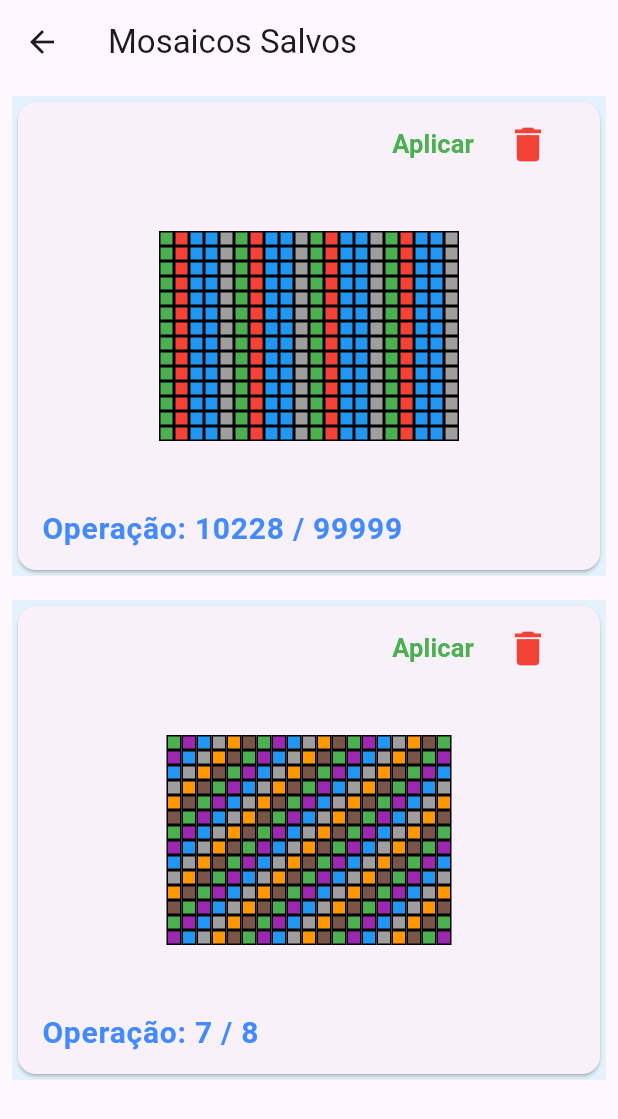
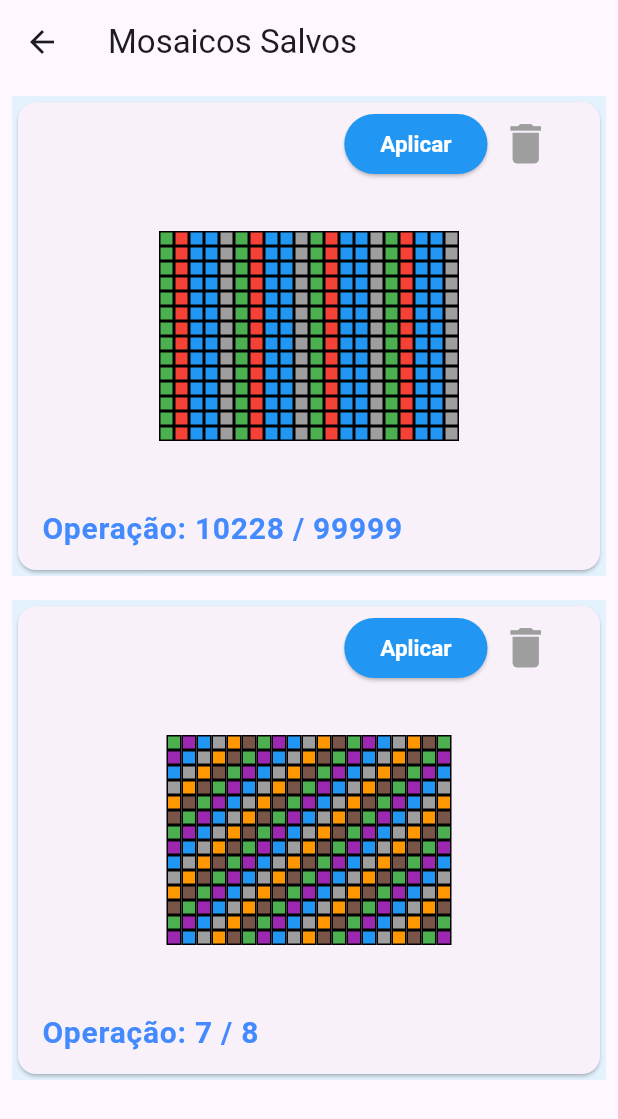
Before and after one commit to SuanneBarbosa/calColorida, a Flutter app: the screen it shows after launch, in the side drawer, after a tap on "Mosaicos Salvos", on a phone screen of 412 x 824 dp. Shown: the top 1119 px of the screen. Run offline on Flutter 3.47's test engine with Material 3 defaults, Android fonts, the phone set to English and light mode, and no system bars; our stand-ins replace decimal, just_audio, shared_preferences.

```diff
--- a/calcolorida_app/lib/user_interface/screens/calculator_screen.dart
+++ b/calcolorida_app/lib/user_interface/screens/calculator_screen.dart
@@ -590,6 +590,8 @@ class _CalculatorScreenState extends State<CalculatorScreen> {
                             await SharedPreferencesService.getInstrument();
                         final duration =
                             await SharedPreferencesService.getNoteDuration();
+                        final digitsPerRow = await SharedPreferencesService
+                            .getMosaicDigitsPerRow();
 
                         setState(() {
                           if (zoom != null) {
@@ -602,6 +604,10 @@ class _CalculatorScreenState extends State<CalculatorScreen> {
                           }
                           if (duration != null) {
                             _noteDurationMs = duration;
+                          }
+                          if (digitsPerRow != null) {
+                            _mosaicDigitsPerRow = digitsPerRow;
+                            _controller.mosaicDigitsPerRow = digitsPerRow;
                           }
                         });
                       },
@@ -694,7 +700,7 @@ class _CalculatorScreenState extends State<CalculatorScreen> {
                 SizedBox(
                   height: MediaQuery.of(context).size.height > 740 &&
                           MediaQuery.of(context).size.width < 1024
-                      ? 350
+                      ? 330
                       : 200,
                   child: MosaicDisplay(
                     result: _controller.isResultDisplayed
@@ -830,10 +836,10 @@ class _CalculatorScreenState extends State<CalculatorScreen> {
               Positioned(
                 top: _isMinimized ? null : 25,
                 bottom: _isMinimized ? 10 : null,
-                 left: MediaQuery.of(context).size.width > 1024
+                left: MediaQuery.of(context).size.width > 1024
                     ? MediaQuery.of(context).size.width * 0.2
                     : 0,
-               right: MediaQuery.of(context).size.width > 1024
+                right: MediaQuery.of(context).size.width > 1024
                     ? MediaQuery.of(context).size.width * 0.2
                     : 0,
                 child: Card(
@@ -1040,7 +1046,7 @@ class _CalculatorScreenState extends State<CalculatorScreen> {
                                 result: _challengeMosaic,
                                 digitColors: digitColors,
                                 decimalPlaces: 400,
-                                digitsPerRow: 19,
+                                digitsPerRow: _mosaicDigitsPerRow,
                                 squareSize:
                                     MediaQuery.of(context).size.width < 400
                                         ? 15.0
--- a/calcolorida_app/lib/user_interface/screens/saved_mosaics_screen.dart
+++ b/calcolorida_app/lib/user_interface/screens/saved_mosaics_screen.dart
@@ -69,26 +69,31 @@ class _SavedMosaicsScreenState extends State<SavedMosaicsScreen> {
                             trailing: Row(
                               mainAxisSize: MainAxisSize.min,
                               children: [
-                              TextButton(
+                                ElevatedButton(
                                   onPressed: () {
                                     _applySavedMosaic(mosaic);
                                     print(
                                         'Aplicando mosaico: operação=${mosaic.operation}, resultado=${mosaic.result}');
                                   },
-                                child: const Text(
-                                  'Aplicar',
-                                  style: TextStyle(
-                                    color: Colors.green,
+                                  style: ElevatedButton.styleFrom(
+                                    foregroundColor: Colors.white, backgroundColor: Colors.blue,
+                                    textStyle: const TextStyle(
                                       fontWeight: FontWeight.bold,
-                                    fontSize: 17,
+                                      fontSize: 15,
                                     ),
                                   ),
+                                  child: const Text('Aplicar'),
                                 ),
                                 IconButton(
-                                icon: const Icon(Icons.delete,
-                                    color: Colors.red, size: 30),
+                                  icon: Icon(
+                                    Icons.delete,
+                                    color: mosaic.isFixed
+                                        ? Colors.grey
+                                        : Colors.red,
+                                    size: 35,
+                                  ),
                                   onPressed: mosaic.isFixed
-                                    ? null // Desabilita exclusão de mosaicos fixos
+                                      ? null
                                       : () {
                                           _confirmDeletion(index);
                                         },
```
Also changed, not shown: calcolorida_app/lib/user_interface/screens/tanks_screen.dart (+6 -6 lines), 5 other files. Lines whose indentation alone changed are shown as unchanged.
